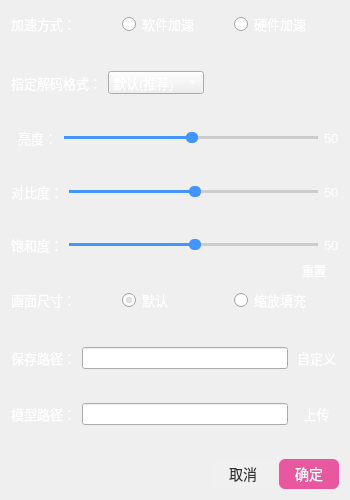
This is settingdialog.ui in liyujie666/Smart_Player as Qt 5 draws it before an edit. The edited form follows.
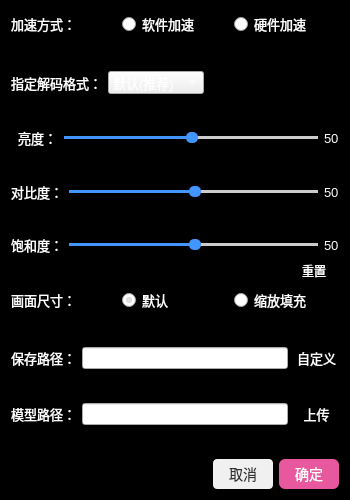
This is the edited form. Icons and pictures are not drawn.

```diff
--- a/settingdialog.ui
+++ b/settingdialog.ui
@@ -26,7 +26,8 @@
    <string>Dialog</string>
   </property>
   <property name="styleSheet">
-   <string notr="true">QDialog { color: black; }</string>
+   <string notr="true">QDialog { color: black;background:black; }
+</string>
   </property>
   <layout class="QVBoxLayout" name="verticalLayout">
    <item>
```
